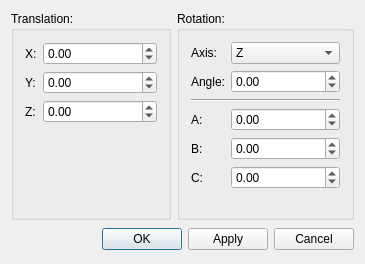
The window that src/Gui/Placement.ui (berndhahnebach/All_FreeCAD) describes before a commit, drawn with Qt 5.
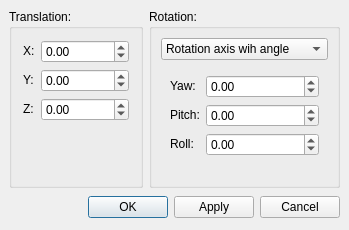
The same window after the commit. The open tabs and pages were chosen to show the change.

Commit message: + Extend placement dialog + use orthographic as default

Patch:
```diff
--- a/src/Gui/Placement.ui
+++ b/src/Gui/Placement.ui
@@ -5,121 +5,75 @@
    <rect>
     <x>0</x>
     <y>0</y>
-    <width>365</width>
-    <height>264</height>
+    <width>330</width>
+    <height>230</height>
    </rect>
   </property>
   <property name="windowTitle" >
    <string>Placement</string>
   </property>
   <layout class="QGridLayout" >
-   <item row="0" column="0" >
-    <widget class="QGroupBox" name="GroupBox5" >
-     <property name="title" >
-      <string>Translation:</string>
-     </property>
-     <layout class="QGridLayout" >
-      <item row="0" column="0" >
-       <widget class="QLabel" name="TextLabelX" >
-        <property name="sizePolicy" >
-         <sizepolicy vsizetype="Preferred" hsizetype="Maximum" >
-          <horstretch>0</horstretch>
-          <verstretch>0</verstretch>
-         </sizepolicy>
-        </property>
-        <property name="text" >
-         <string>X:</string>
-        </property>
-       </widget>
-      </item>
-      <item row="0" column="1" >
-       <widget class="QDoubleSpinBox" name="xPos" >
-        <property name="minimum" >
-         <double>-2147480000.000000000000000</double>
-        </property>
-        <property name="maximum" >
-         <double>2147480000.000000000000000</double>
-        </property>
-       </widget>
-      </item>
-      <item row="1" column="0" >
-       <widget class="QLabel" name="TextLabelY" >
-        <property name="sizePolicy" >
-         <sizepolicy vsizetype="Preferred" hsizetype="Maximum" >
-          <horstretch>0</horstretch>
-          <verstretch>0</verstretch>
-         </sizepolicy>
-        </property>
-        <property name="text" >
-         <string>Y:</string>
-        </property>
-       </widget>
-      </item>
-      <item row="1" column="1" >
-       <widget class="QDoubleSpinBox" name="yPos" >
-        <property name="minimum" >
-         <double>-2147480000.000000000000000</double>
-        </property>
-        <property name="maximum" >
-         <double>2147480000.000000000000000</double>
-        </property>
-       </widget>
-      </item>
-      <item row="2" column="0" >
-       <widget class="QLabel" name="TextLabelZ" >
-        <property name="sizePolicy" >
-         <sizepolicy vsizetype="Preferred" hsizetype="Maximum" >
-          <horstretch>0</horstretch>
-          <verstretch>0</verstretch>
-         </sizepolicy>
-        </property>
-        <property name="text" >
-         <string>Z:</string>
-        </property>
-       </widget>
-      </item>
-      <item row="2" column="1" >
-       <widget class="QDoubleSpinBox" name="zPos" >
-        <property name="minimum" >
-         <double>-2147480000.000000000000000</double>
-        </property>
-        <property name="maximum" >
-         <double>2147480000.000000000000000</double>
-        </property>
-       </widget>
-      </item>
-      <item row="3" column="1" >
-       <spacer>
-        <property name="orientation" >
-         <enum>Qt::Vertical</enum>
-        </property>
-        <property name="sizeHint" >
-         <size>
-          <width>20</width>
-          <height>40</height>
-         </size>
-        </property>
-       </spacer>
-      </item>
-     </layout>
-    </widget>
-   </item>
+   <property name="margin" >
+    <number>9</number>
+   </property>
+   <property name="spacing" >
+    <number>6</number>
+   </property>
    <item row="0" column="1" >
     <widget class="QGroupBox" name="GroupBox5_2" >
      <property name="title" >
       <string>Rotation:</string>
      </property>
      <layout class="QGridLayout" >
+      <property name="margin" >
+       <number>9</number>
+      </property>
+      <property name="spacing" >
+       <number>6</number>
+      </property>
+      <item row="1" column="0" >
+       <widget class="QStackedWidget" name="stackedWidget" >
+        <property name="currentIndex" >
+         <number>0</number>
+        </property>
+        <widget class="QWidget" name="page" >
+         <layout class="QGridLayout" >
+          <property name="margin" >
+           <number>9</number>
+          </property>
+          <property name="spacing" >
+           <number>6</number>
+          </property>
       <item row="0" column="0" >
-       <widget class="QLabel" name="TextLabelAxis" >
+           <layout class="QGridLayout" >
+            <property name="margin" >
+             <number>0</number>
+            </property>
+            <property name="spacing" >
+             <number>6</number>
+            </property>
+            <item row="1" column="1" >
+             <widget class="QDoubleSpinBox" name="angle" >
+              <property name="maximum" >
+               <double>360</double>
+              </property>
+              <property name="minimum" >
+               <double>-360</double>
+              </property>
+             </widget>
+            </item>
+            <item row="1" column="0" >
+             <widget class="QLabel" name="textLabelAngle" >
         <property name="sizePolicy" >
-         <sizepolicy vsizetype="Preferred" hsizetype="Maximum" >
+               <sizepolicy>
+                <hsizetype>0</hsizetype>
+                <vsizetype>0</vsizetype>
           <horstretch>0</horstretch>
           <verstretch>0</verstretch>
          </sizepolicy>
         </property>
         <property name="text" >
-         <string>Axis:</string>
+               <string>Angle:</string>
         </property>
        </widget>
       </item>
@@ -150,106 +104,124 @@
         </item>
        </widget>
       </item>
-      <item row="1" column="0" >
-       <widget class="QLabel" name="textLabelAngle" >
+            <item row="0" column="0" >
+             <widget class="QLabel" name="TextLabelAxis" >
         <property name="sizePolicy" >
-         <sizepolicy vsizetype="Preferred" hsizetype="Maximum" >
+               <sizepolicy>
+                <hsizetype>0</hsizetype>
+                <vsizetype>0</vsizetype>
           <horstretch>0</horstretch>
           <verstretch>0</verstretch>
          </sizepolicy>
         </property>
         <property name="text" >
-         <string>Angle:</string>
+               <string>Axis:</string>
+              </property>
+             </widget>
+            </item>
+           </layout>
+          </item>
+         </layout>
+        </widget>
+        <widget class="QWidget" name="page_3" >
+         <layout class="QGridLayout" >
+          <property name="margin" >
+           <number>9</number>
+          </property>
+          <property name="spacing" >
+           <number>6</number>
+          </property>
+          <item row="0" column="0" >
+           <layout class="QGridLayout" >
+            <property name="margin" >
+             <number>0</number>
+            </property>
+            <property name="spacing" >
+             <number>6</number>
+            </property>
+            <item row="0" column="1" >
+             <widget class="QDoubleSpinBox" name="yawAngle" >
+              <property name="maximum" >
+               <double>360</double>
+              </property>
+              <property name="minimum" >
+               <double>-360</double>
         </property>
        </widget>
       </item>
       <item row="1" column="1" >
-       <widget class="QDoubleSpinBox" name="angle" >
-        <property name="minimum" >
-         <double>-360.000000000000000</double>
-        </property>
+             <widget class="QDoubleSpinBox" name="pitchAngle" >
         <property name="maximum" >
-         <double>360.000000000000000</double>
-        </property>
-       </widget>
-      </item>
-      <item row="2" column="0" colspan="2" >
-       <widget class="Line" name="line" >
-        <property name="orientation" >
-         <enum>Qt::Horizontal</enum>
-        </property>
-       </widget>
-      </item>
-      <item row="3" column="0" >
-       <widget class="QLabel" name="TextLabelZ_2" >
-        <property name="sizePolicy" >
-         <sizepolicy vsizetype="Preferred" hsizetype="Maximum" >
-          <horstretch>0</horstretch>
-          <verstretch>0</verstretch>
-         </sizepolicy>
-        </property>
-        <property name="text" >
-         <string>A:</string>
-        </property>
-       </widget>
-      </item>
-      <item row="3" column="1" >
-       <widget class="QDoubleSpinBox" name="RotA" >
+               <double>360</double>
+              </property>
         <property name="minimum" >
-         <double>-2147480000.000000000000000</double>
-        </property>
-        <property name="maximum" >
-         <double>2147480000.000000000000000</double>
-        </property>
-       </widget>
-      </item>
-      <item row="4" column="0" >
+               <double>-360</double>
+              </property>
+             </widget>
+            </item>
+            <item row="1" column="0" >
        <widget class="QLabel" name="TextLabelZ_3" >
         <property name="sizePolicy" >
-         <sizepolicy vsizetype="Preferred" hsizetype="Maximum" >
+               <sizepolicy>
+                <hsizetype>0</hsizetype>
+                <vsizetype>0</vsizetype>
           <horstretch>0</horstretch>
           <verstretch>0</verstretch>
          </sizepolicy>
         </property>
         <property name="text" >
-         <string>B:</string>
+               <string>Pitch:</string>
         </property>
        </widget>
       </item>
-      <item row="4" column="1" >
-       <widget class="QDoubleSpinBox" name="RotB" >
-        <property name="minimum" >
-         <double>-2147480000.000000000000000</double>
-        </property>
+            <item row="2" column="1" >
+             <widget class="QDoubleSpinBox" name="rollAngle" >
         <property name="maximum" >
-         <double>2147480000.000000000000000</double>
+               <double>360</double>
+              </property>
+              <property name="minimum" >
+               <double>-360</double>
         </property>
        </widget>
       </item>
-      <item row="5" column="0" >
+            <item row="2" column="0" >
        <widget class="QLabel" name="TextLabelZ_4" >
         <property name="sizePolicy" >
-         <sizepolicy vsizetype="Preferred" hsizetype="Maximum" >
+               <sizepolicy>
+                <hsizetype>0</hsizetype>
+                <vsizetype>0</vsizetype>
           <horstretch>0</horstretch>
           <verstretch>0</verstretch>
          </sizepolicy>
         </property>
         <property name="text" >
-         <string>C:</string>
+               <string>Roll:</string>
         </property>
        </widget>
       </item>
-      <item row="5" column="1" >
-       <widget class="QDoubleSpinBox" name="RotC" >
-        <property name="minimum" >
-         <double>-2147480000.000000000000000</double>
-        </property>
-        <property name="maximum" >
-         <double>2147480000.000000000000000</double>
+            <item row="0" column="0" >
+             <widget class="QLabel" name="TextLabelZ_2" >
+              <property name="sizePolicy" >
+               <sizepolicy>
+                <hsizetype>0</hsizetype>
+                <vsizetype>0</vsizetype>
+                <horstretch>0</horstretch>
+                <verstretch>0</verstretch>
+               </sizepolicy>
+              </property>
+              <property name="text" >
+               <string>Yaw:</string>
         </property>
        </widget>
       </item>
-      <item row="6" column="1" >
+           </layout>
+          </item>
+         </layout>
+        </widget>
+        <widget class="QWidget" name="page_2" />
+       </widget>
+      </item>
+      <item row="2" column="0" >
        <spacer>
         <property name="orientation" >
          <enum>Qt::Vertical</enum>
@@ -257,16 +229,36 @@
         <property name="sizeHint" >
          <size>
           <width>20</width>
-          <height>40</height>
+          <height>41</height>
          </size>
         </property>
        </spacer>
       </item>
+      <item row="0" column="0" >
+       <widget class="QComboBox" name="rotationInput" >
+        <item>
+         <property name="text" >
+          <string>Rotation axis wih angle</string>
+         </property>
+        </item>
+        <item>
+         <property name="text" >
+          <string>Euler angles</string>
+         </property>
+        </item>
+       </widget>
+      </item>
      </layout>
     </widget>
    </item>
    <item row="1" column="0" colspan="2" >
     <layout class="QHBoxLayout" >
+     <property name="margin" >
+      <number>0</number>
+     </property>
+     <property name="spacing" >
+      <number>6</number>
+     </property>
      <item>
       <spacer>
        <property name="orientation" >
@@ -277,7 +269,7 @@
        </property>
        <property name="sizeHint" >
         <size>
-         <width>16</width>
+         <width>70</width>
          <height>27</height>
         </size>
        </property>
@@ -306,6 +298,109 @@
      </item>
     </layout>
    </item>
+   <item row="0" column="0" >
+    <widget class="QGroupBox" name="GroupBox5" >
+     <property name="title" >
+      <string>Translation:</string>
+     </property>
+     <layout class="QGridLayout" >
+      <property name="margin" >
+       <number>11</number>
+      </property>
+      <property name="spacing" >
+       <number>6</number>
+      </property>
+      <item row="0" column="0" >
+       <widget class="QLabel" name="TextLabelX" >
+        <property name="sizePolicy" >
+         <sizepolicy>
+          <hsizetype>0</hsizetype>
+          <vsizetype>0</vsizetype>
+          <horstretch>0</horstretch>
+          <verstretch>0</verstretch>
+         </sizepolicy>
+        </property>
+        <property name="text" >
+         <string>X:</string>
+        </property>
+       </widget>
+      </item>
+      <item row="0" column="1" >
+       <widget class="QDoubleSpinBox" name="xPos" >
+        <property name="maximum" >
+         <double>2.14748e+09</double>
+        </property>
+        <property name="minimum" >
+         <double>-2.14748e+09</double>
+        </property>
+       </widget>
+      </item>
+      <item row="1" column="0" >
+       <widget class="QLabel" name="TextLabelY" >
+        <property name="sizePolicy" >
+         <sizepolicy>
+          <hsizetype>0</hsizetype>
+          <vsizetype>0</vsizetype>
+          <horstretch>0</horstretch>
+          <verstretch>0</verstretch>
+         </sizepolicy>
+        </property>
+        <property name="text" >
+         <string>Y:</string>
+        </property>
+       </widget>
+      </item>
+      <item row="1" column="1" >
+       <widget class="QDoubleSpinBox" name="yPos" >
+        <property name="maximum" >
+         <double>2.14748e+09</double>
+        </property>
+        <property name="minimum" >
+         <double>-2.14748e+09</double>
+        </property>
+       </widget>
+      </item>
+      <item row="2" column="0" >
+       <widget class="QLabel" name="TextLabelZ" >
+        <property name="sizePolicy" >
+         <sizepolicy>
+          <hsizetype>0</hsizetype>
+          <vsizetype>0</vsizetype>
+          <horstretch>0</horstretch>
+          <verstretch>0</verstretch>
+         </sizepolicy>
+        </property>
+        <property name="text" >
+         <string>Z:</string>
+        </property>
+       </widget>
+      </item>
+      <item row="2" column="1" >
+       <widget class="QDoubleSpinBox" name="zPos" >
+        <property name="maximum" >
+         <double>2.14748e+09</double>
+        </property>
+        <property name="minimum" >
+         <double>-2.14748e+09</double>
+        </property>
+       </widget>
+      </item>
+      <item row="3" column="1" >
+       <spacer>
+        <property name="orientation" >
+         <enum>Qt::Vertical</enum>
+        </property>
+        <property name="sizeHint" >
+         <size>
+          <width>20</width>
+          <height>40</height>
+         </size>
+        </property>
+       </spacer>
+      </item>
+     </layout>
+    </widget>
+   </item>
   </layout>
  </widget>
  <layoutdefault spacing="6" margin="11" />
```
Left out of the diff: 36 changed lines with no effect on the pictures. Lines whose indentation alone changed are shown as unchanged. The commit also changes 8 other files.
